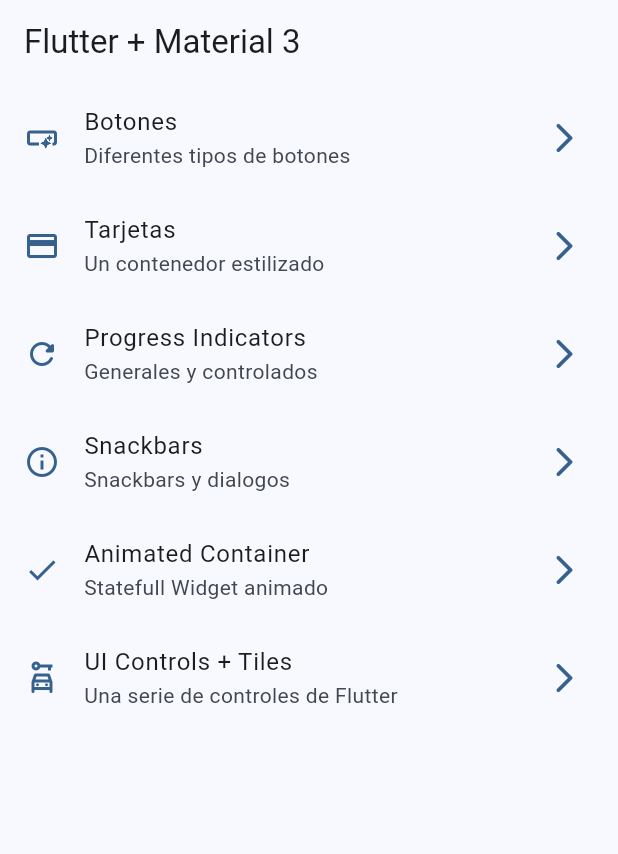
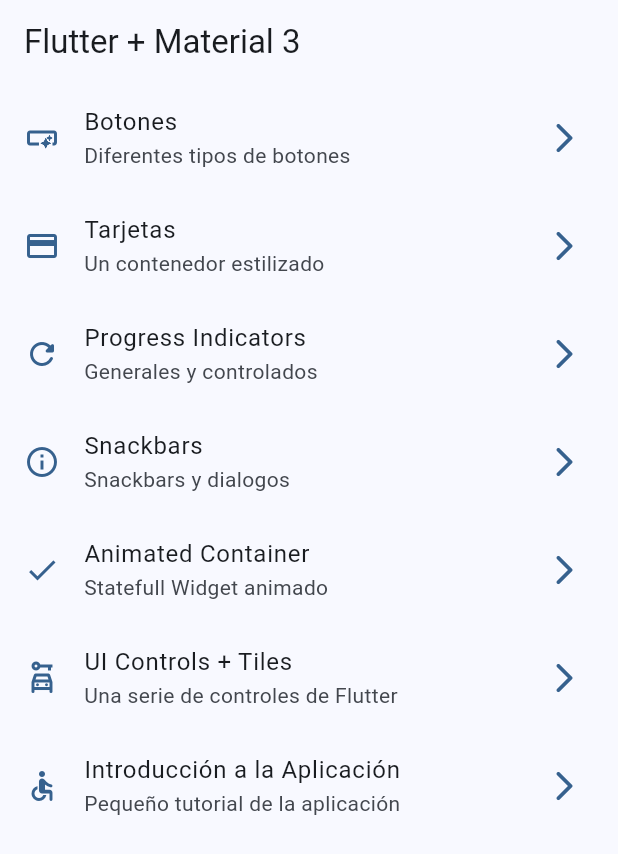
Before and after one commit to danielalejandroalanis/flutter-material3-widgets, a Flutter app: the screen it shows after launch, on a phone screen of 412 x 824 dp. Shown: the top 854 px of the screen. Run offline on Flutter 3.47's test engine with Material 3 defaults, Android fonts, the phone set to English and light mode, and no system bars; our stand-ins replace go_router.

```diff
--- a/lib/config/menu/menu_items.dart
+++ b/lib/config/menu/menu_items.dart
@@ -51,4 +51,10 @@ const appMenuItems = <MenuItem>[
     link: '/ui-controls',
     icon: Icons.car_rental_outlined,
   ),
+  MenuItem(
+    title: 'Introducción a la Aplicación',
+    subTitle: 'Pequeño tutorial de la aplicación',
+    link: '/tutorial',
+    icon: Icons.accessible_rounded,
+  ),
 ];
--- a/lib/config/router/app_router.dart
+++ b/lib/config/router/app_router.dart
@@ -37,4 +37,9 @@ final appRouter = GoRouter(initialLocation: '/', routes: [
     name: UiControlsScreen.name,
     builder: (context, state) => const UiControlsScreen(),
   ),
+  GoRoute(
+    path: '/tutorial',
+    name: AppTutorialScreen.name,
+    builder: (context, state) => const AppTutorialScreen(),
+  ),
 ]);
--- a/lib/presentation/screens/add_tutorial/add_tutorial_screen.dart
+++ b/lib/presentation/screens/app_tutorial/app_tutorial_screen.dart
@@ -1,8 +1,8 @@
 import 'package:flutter/material.dart';
 
-class AddTutorialScreen extends StatelessWidget {
+class AppTutorialScreen extends StatelessWidget {
   static const String name = 'add_tutorial_screen';
-  const AddTutorialScreen({super.key});
+  const AppTutorialScreen({super.key});
 
   @override
   Widget build(BuildContext context) {
--- a/lib/presentation/screens/screens.dart
+++ b/lib/presentation/screens/screens.dart
@@ -1,4 +1,4 @@
-export 'package:widgets_app/presentation/screens/add_tutorial/add_tutorial_screen.dart';
+export 'package:widgets_app/presentation/screens/app_tutorial/app_tutorial_screen.dart';
 export 'package:widgets_app/presentation/screens/animated/animated_screen.dart';
 export 'package:widgets_app/presentation/screens/buttons/buttons_screens.dart';
 export 'package:widgets_app/presentation/screens/cards/cards_screens.dart';
```
Also changed, not shown: pubspec.yaml (+5 -2 lines), assets/images/1.png (added), assets/images/2.png (added), assets/images/3.png (added), assets/images/jar-loading.gif (added).
